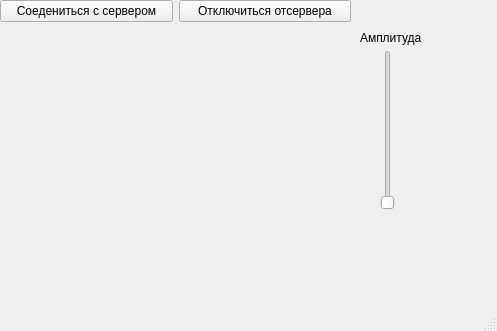
The window that myClient/mainwindow.ui (ngorodnyansky/signal_analyzing) describes before a commit, drawn with Qt 5.
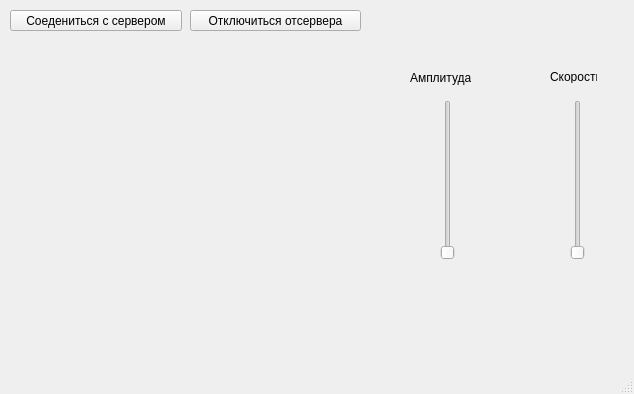
The same window after the commit. Custom widgets are drawn as their Qt base class.

```diff
--- a/myClient/mainwindow.ui
+++ b/myClient/mainwindow.ui
@@ -6,48 +6,19 @@
    <rect>
     <x>0</x>
     <y>0</y>
-    <width>497</width>
-    <height>331</height>
+    <width>634</width>
+    <height>394</height>
    </rect>
   </property>
   <property name="windowTitle">
    <string>MainWindow</string>
   </property>
   <widget class="QWidget" name="centralwidget">
-   <widget class="QWidget" name="gridLayoutWidget">
-    <property name="geometry">
-     <rect>
-      <x>0</x>
-      <y>0</y>
-      <width>351</width>
-      <height>281</height>
-     </rect>
-    </property>
-    <layout class="QGridLayout" name="gridLayout">
-     <item row="0" column="1">
-      <widget class="QPushButton" name="pushButton_3">
-       <property name="text">
-        <string>Отключиться отсервера</string>
-       </property>
-      </widget>
-     </item>
-     <item row="1" column="0" colspan="2">
-      <widget class="QCustomPlot" name="widget" native="true"/>
-     </item>
-     <item row="0" column="0">
-      <widget class="QPushButton" name="pushButton">
-       <property name="text">
-        <string>Соедениться с сервером</string>
-       </property>
-      </widget>
-     </item>
-    </layout>
-   </widget>
    <widget class="QSlider" name="amplitude_Slider">
     <property name="geometry">
      <rect>
-      <x>380</x>
-      <y>50</y>
+      <x>440</x>
+      <y>100</y>
       <width>16</width>
       <height>160</height>
      </rect>
@@ -59,8 +30,8 @@
    <widget class="QLabel" name="label">
     <property name="geometry">
      <rect>
-      <x>360</x>
-      <y>30</y>
+      <x>410</x>
+      <y>70</y>
       <width>61</width>
       <height>16</height>
      </rect>
@@ -69,6 +40,68 @@
      <string>Амплитуда</string>
     </property>
    </widget>
+   <widget class="QSlider" name="speed_Slider">
+    <property name="geometry">
+     <rect>
+      <x>570</x>
+      <y>100</y>
+      <width>16</width>
+      <height>160</height>
+     </rect>
+    </property>
+    <property name="orientation">
+     <enum>Qt::Vertical</enum>
+    </property>
+   </widget>
+   <widget class="QLabel" name="label_2">
+    <property name="geometry">
+     <rect>
+      <x>550</x>
+      <y>70</y>
+      <width>47</width>
+      <height>13</height>
+     </rect>
+    </property>
+    <property name="text">
+     <string>Скорость</string>
+    </property>
+   </widget>
+   <widget class="QPushButton" name="pushButton">
+    <property name="geometry">
+     <rect>
+      <x>10</x>
+      <y>10</y>
+      <width>172</width>
+      <height>21</height>
+     </rect>
+    </property>
+    <property name="text">
+     <string>Соедениться с сервером</string>
+    </property>
+   </widget>
+   <widget class="QPushButton" name="pushButton_3">
+    <property name="geometry">
+     <rect>
+      <x>190</x>
+      <y>10</y>
+      <width>171</width>
+      <height>21</height>
+     </rect>
+    </property>
+    <property name="text">
+     <string>Отключиться отсервера</string>
+    </property>
+   </widget>
+   <widget class="QCustomPlot" name="widget" native="true">
+    <property name="geometry">
+     <rect>
+      <x>10</x>
+      <y>40</y>
+      <width>391</width>
+      <height>301</height>
+     </rect>
+    </property>
+   </widget>
   </widget>
   <widget class="QMenuBar" name="menubar">
    <property name="geometry">
```
Left out of the diff: 2 changed lines with no effect on the pictures.
